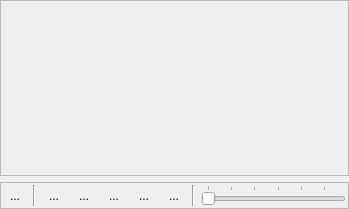
Above: src/terralib/qt/widgets/se/ui/StyleControllerWidgetForm.ui from claudiobogossian/terralib5 before the change. Below: the same form after it.
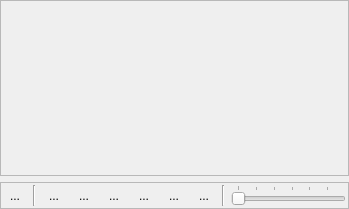
That is the form after the change.

```diff
--- a/src/terralib/qt/widgets/se/ui/StyleControllerWidgetForm.ui
+++ b/src/terralib/qt/widgets/se/ui/StyleControllerWidgetForm.ui
@@ -55,7 +55,7 @@
         <property name="bottomMargin">
          <number>2</number>
         </property>
-        <item row="0" column="4">
+        <item row="0" column="5">
          <widget class="QToolButton" name="m_upSymbToolButton">
           <property name="toolTip">
            <string>Change the current symbol position</string>
@@ -88,7 +88,14 @@
           </property>
          </widget>
         </item>
-        <item row="0" column="5">
+        <item row="0" column="1">
+         <widget class="Line" name="line_2">
+          <property name="orientation">
+           <enum>Qt::Vertical</enum>
+          </property>
+         </widget>
+        </item>
+        <item row="0" column="6">
          <widget class="QToolButton" name="m_downSymbToolButton">
           <property name="toolTip">
            <string>Change the current symbol position</string>
@@ -101,7 +108,7 @@
           </property>
          </widget>
         </item>
-        <item row="0" column="2">
+        <item row="0" column="3">
          <widget class="QToolButton" name="m_addSymbToolButton">
           <property name="toolTip">
            <string>Add a new symbol to the selected rule</string>
@@ -114,7 +121,7 @@
           </property>
          </widget>
         </item>
-        <item row="0" column="8">
+        <item row="0" column="9">
          <widget class="QSlider" name="m_iconSizeSlider">
           <property name="toolTip">
            <string>Change the preview size</string>
@@ -148,27 +155,14 @@
           </property>
          </widget>
         </item>
-        <item row="0" column="7">
+        <item row="0" column="8">
          <widget class="Line" name="line">
           <property name="orientation">
            <enum>Qt::Vertical</enum>
           </property>
          </widget>
         </item>
-        <item row="0" column="3">
-         <widget class="QToolButton" name="m_removeSymbToolButton">
-          <property name="toolTip">
-           <string>Remove the selected symbol</string>
-          </property>
-          <property name="text">
-           <string>...</string>
-          </property>
-          <property name="autoRaise">
-           <bool>true</bool>
-          </property>
-         </widget>
-        </item>
-        <item row="0" column="6">
+        <item row="0" column="7">
          <widget class="QToolButton" name="m_libManagerToolButton">
           <property name="enabled">
            <bool>true</bool>
@@ -184,6 +178,32 @@
           </property>
          </widget>
         </item>
+        <item row="0" column="4">
+         <widget class="QToolButton" name="m_removeSymbToolButton">
+          <property name="toolTip">
+           <string>Remove the selected symbol</string>
+          </property>
+          <property name="text">
+           <string>...</string>
+          </property>
+          <property name="autoRaise">
+           <bool>true</bool>
+          </property>
+         </widget>
+        </item>
+        <item row="0" column="2">
+         <widget class="QToolButton" name="m_addTextSymbToolButton">
+          <property name="toolTip">
+           <string>Add text representation to the selected rule</string>
+          </property>
+          <property name="text">
+           <string>...</string>
+          </property>
+          <property name="autoRaise">
+           <bool>true</bool>
+          </property>
+         </widget>
+        </item>
        </layout>
       </widget>
      </item>
```
Left out of the diff: 8 changed lines with no effect on the pictures.
